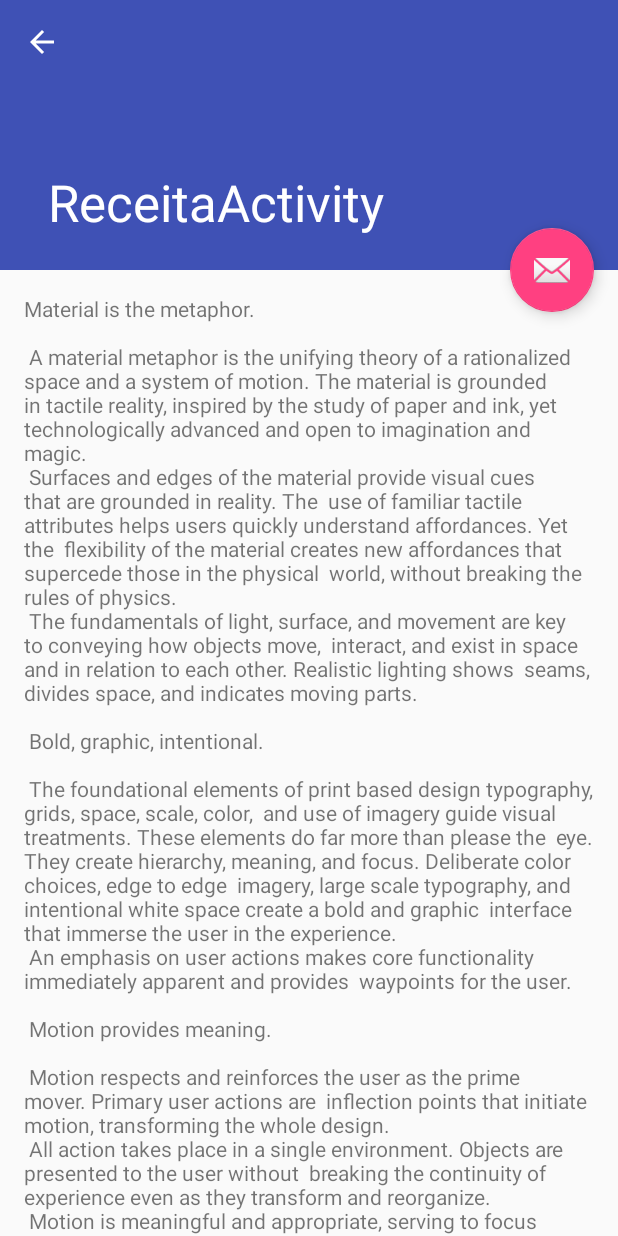
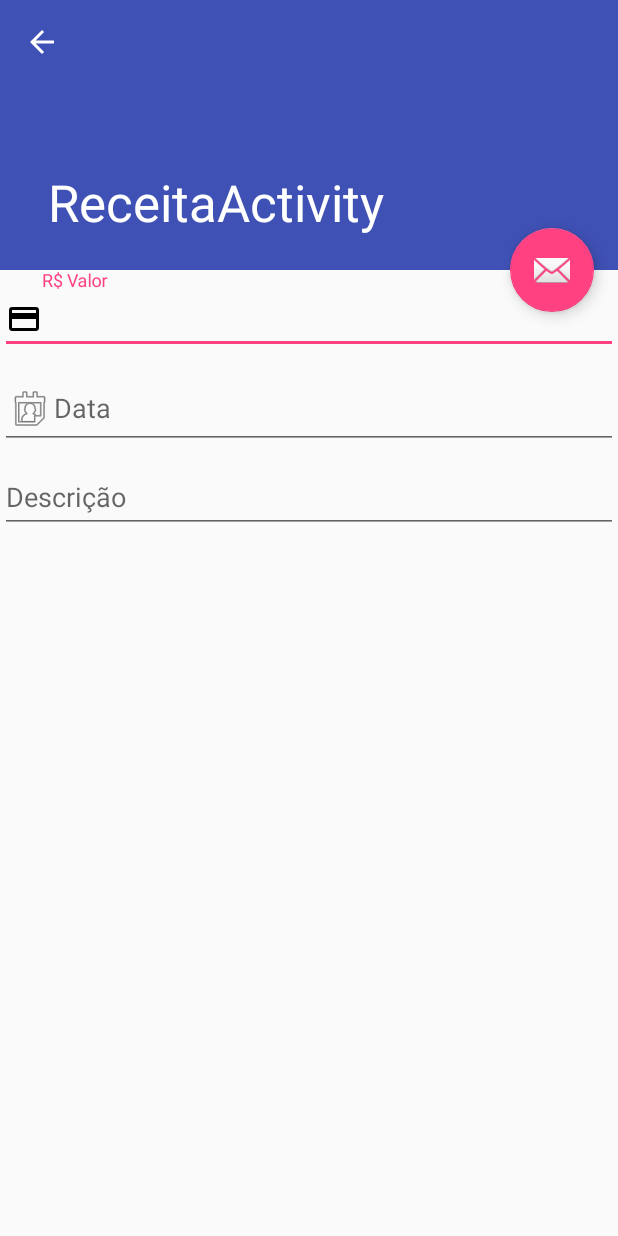
Before and after one commit to andrenetwm/ControleFinanceiro, an Android app: the ReceitaActivity screen opened directly, with no data from a screen before it, on a phone screen of 412 x 824 dp. Run offline under Robolectric (Android 15) with nearby library versions, the phone set to English and light mode, and no system bars.

Commit message:
Primeiro comit.

```diff
--- a/app/src/main/java/senac/controlefinanceiro/ListActivity.java
+++ b/app/src/main/java/senac/controlefinanceiro/ListActivity.java
@@ -8,6 +8,7 @@ import android.support.v7.app.AppCompatActivity;
 import android.support.v7.widget.Toolbar;
 import android.util.Log;
 import android.view.View;
+import android.widget.ListView;
 import android.widget.Toast;
 
 import com.wangjie.rapidfloatingactionbutton.RapidFloatingActionButton;
@@ -25,12 +26,16 @@ public class ListActivity extends AppCompatActivity implements RapidFloatingActi
     private RapidFloatingActionButton rfaBtn;
     private RapidFloatingActionHelper rfabHelper;
 
+    private ListView listaContas;
+
     @Override
     protected void onCreate(Bundle savedInstanceState) {
         super.onCreate(savedInstanceState);
         setContentView(R.layout.activity_list);
         Toolbar toolbar = (Toolbar) findViewById(R.id.toolbar);
         setSupportActionBar(toolbar);
+
+        listaContas = findViewById(R.id.lista_contas);
 
         try {
             rfaLayout = findViewById(R.id.activity_main_rfal);
--- a/app/src/main/java/senac/controlefinanceiro/ReceitaActivity.java
+++ b/app/src/main/java/senac/controlefinanceiro/ReceitaActivity.java
@@ -1,15 +1,24 @@
 package senac.controlefinanceiro;
 
+import android.app.DatePickerDialog;
 import android.os.Bundle;
 import android.support.design.widget.FloatingActionButton;
 import android.support.design.widget.Snackbar;
 import android.support.v7.app.AppCompatActivity;
 import android.support.v7.widget.Toolbar;
+import android.util.Log;
 import android.view.View;
+import android.widget.DatePicker;
+import android.widget.EditText;
+
+import java.util.Calendar;
+
 
 public class ReceitaActivity extends AppCompatActivity {
 
-
+    EditText valorReceita;
+    EditText dataReceita;
+    EditText descricaoReceita;
 
 
     @Override
@@ -28,5 +37,32 @@ public class ReceitaActivity extends AppCompatActivity {
             }
         });
         getSupportActionBar().setDisplayHomeAsUpEnabled(true);
+
+        dataReceita = findViewById(R.id.data_receita);
+        valorReceita = findViewById(R.id.valor_receita);
+        descricaoReceita = findViewById(R.id.descricao_receita);
     }
-}
+        public void calendario(View view) {
+            try {
+                final Calendar c = Calendar.getInstance();
+                int mYear = c.get(Calendar.YEAR);
+                int mMonth = c.get(Calendar.MONTH);
+                int mDay = c.get(Calendar.DAY_OF_MONTH);
+
+                DatePickerDialog datePickerDialog = new DatePickerDialog(this,
+                        new DatePickerDialog.OnDateSetListener() {
+
+                            @Override
+                            public void onDateSet(DatePicker view, int year,
+                                                  int monthOfYear, int dayOfMonth) {
+
+                                dataReceita.setText(dayOfMonth + "-" + (monthOfYear + 1) + "-" + year);
+
+                            }
+                        }, mYear, mMonth, mDay);
+                datePickerDialog.show();
+            } catch (Exception e){
+                Log.e("Receita", e.getMessage());
+            }
+        }
+    }
--- a/app/src/main/res/layout/activity_despesa.xml
+++ b/app/src/main/res/layout/activity_despesa.xml
@@ -42,6 +42,7 @@
         android:layout_margin="@dimen/fab_margin"
         app:layout_anchor="@id/app_bar"
         app:layout_anchorGravity="bottom|end"
-        app:srcCompat="@drawable/ic_done_black_24dp" />
+        app:srcCompat="@drawable/ic_done_black_24dp"
+        android:onClick="Salvar"/>
 
 </android.support.design.widget.CoordinatorLayout>
--- a/app/src/main/res/layout/content_despesa.xml
+++ b/app/src/main/res/layout/content_despesa.xml
@@ -18,6 +18,7 @@
             android:layout_height="match_parent">
 
             <android.support.design.widget.TextInputEditText
+                android:id="@+id/valor_despesa"
                 android:layout_width="match_parent"
                 android:layout_height="wrap_content"
                 android:drawableLeft="@drawable/ic_credit_card_black_24dp"
@@ -31,6 +32,7 @@
             android:layout_height="match_parent">
 
             <android.support.design.widget.TextInputEditText
+                android:id="@+id/data_despesa"
                 android:layout_width="match_parent"
                 android:layout_height="wrap_content"
                 android:drawableLeft="@drawable/ic_date_range_black_24dp"
@@ -44,6 +46,7 @@
             android:layout_height="match_parent">
 
             <android.support.design.widget.TextInputEditText
+                android:id="@+id/descricao_despesa"
                 android:layout_width="match_parent"
                 android:layout_height="wrap_content"
                 android:hint="  Descrição"
--- a/app/src/main/res/layout/content_list.xml
+++ b/app/src/main/res/layout/content_list.xml
@@ -8,4 +8,9 @@
     tools:context=".ListActivity"
     tools:showIn="@layout/activity_list">
 
+    <ListView
+        android:id="@+id/lista_contas"
+        android:layout_width="match_parent"
+        android:layout_height="match_parent"></ListView>
+
 </android.support.constraint.ConstraintLayout>
--- a/app/src/main/res/layout/content_receita.xml
+++ b/app/src/main/res/layout/content_receita.xml
@@ -8,10 +8,55 @@
     tools:context=".ReceitaActivity"
     tools:showIn="@layout/activity_receita">
 
-    <TextView
-        android:layout_width="wrap_content"
-        android:layout_height="wrap_content"
-        android:layout_margin="@dimen/text_margin"
-        android:text="@string/large_text" />
+    <LinearLayout
+        android:layout_width="match_parent"
+        android:layout_height="match_parent"
+        android:orientation="vertical">
+
+        <android.support.design.widget.TextInputLayout
+            android:layout_width="match_parent"
+            android:layout_height="wrap_content">
+
+            <android.support.design.widget.TextInputEditText
+                android:id="@+id/valor_receita"
+                android:layout_width="match_parent"
+                android:layout_height="wrap_content"
+                android:drawableLeft="@drawable/ic_credit_card_black_24dp"
+                android:hint="R$ Valor"
+                android:inputType="numberDecimal" />
+        </android.support.design.widget.TextInputLayout>
+
+        <android.support.design.widget.TextInputLayout
+            android:layout_width="match_parent"
+            android:layout_height="wrap_content"
+            android:onClick="calendario">
+
+            <EditText
+                android:id="@+id/data_receita"
+                android:layout_width="match_parent"
+                android:layout_height="wrap_content"
+                android:layout_weight="1"
+                android:drawableLeft="@android:drawable/ic_menu_my_calendar"
+                android:ems="10"
+                android:hint="Data"
+                android:visibility="visible"
+                android:onClick="calendario"/>
+
+        </android.support.design.widget.TextInputLayout>
+
+        <android.support.design.widget.TextInputLayout
+            android:layout_width="match_parent"
+            android:layout_height="match_parent"
+            android:layout_weight="1">
+
+            <android.support.design.widget.TextInputEditText
+                android:id="@+id/descricao_receita"
+                android:layout_width="match_parent"
+                android:layout_height="wrap_content"
+                android:hint="Descrição"
+                android:inputType="text" />
+        </android.support.design.widget.TextInputLayout>
+
+    </LinearLayout>
 
 </android.support.v4.widget.NestedScrollView>
```
Also changed, not shown: app/src/main/java/senac/controlefinanceiro/DespesaActivity.java (+58 -0 lines), app/src/main/java/senac/controlefinanceiro/objects/Conta.java (added, +28 -0 lines), app/src/main/java/senac/controlefinanceiro/objects/Despesa.java (added, +10 -0 lines), app/src/main/java/senac/controlefinanceiro/objects/Receita.java (added, +10 -0 lines).
